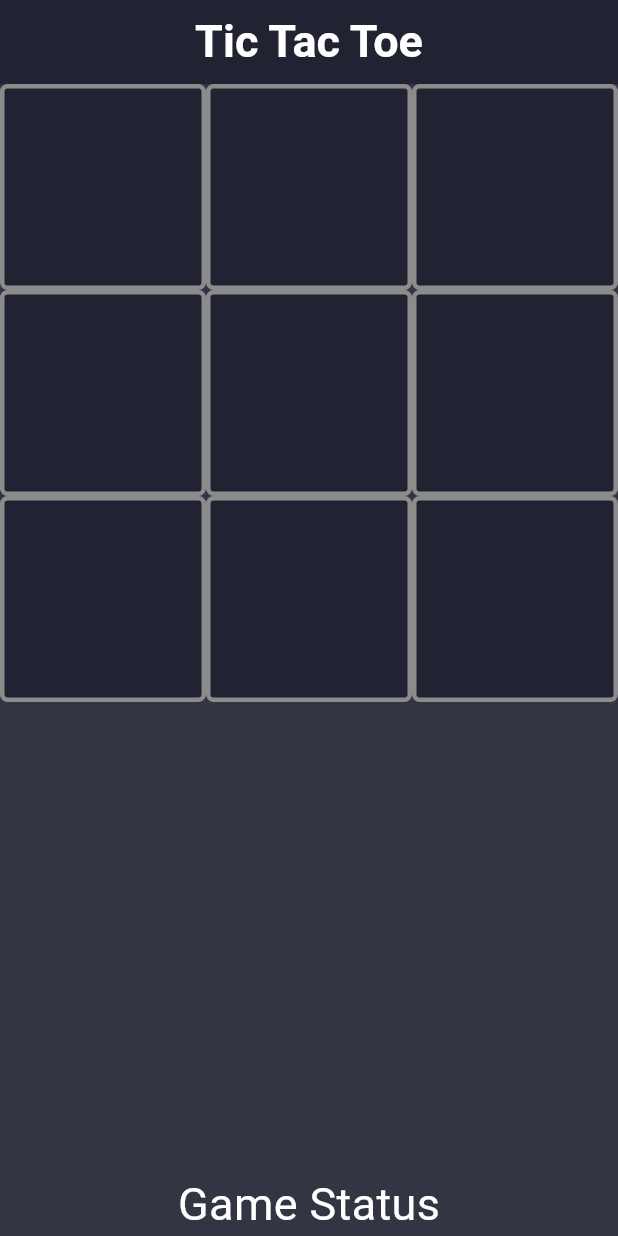
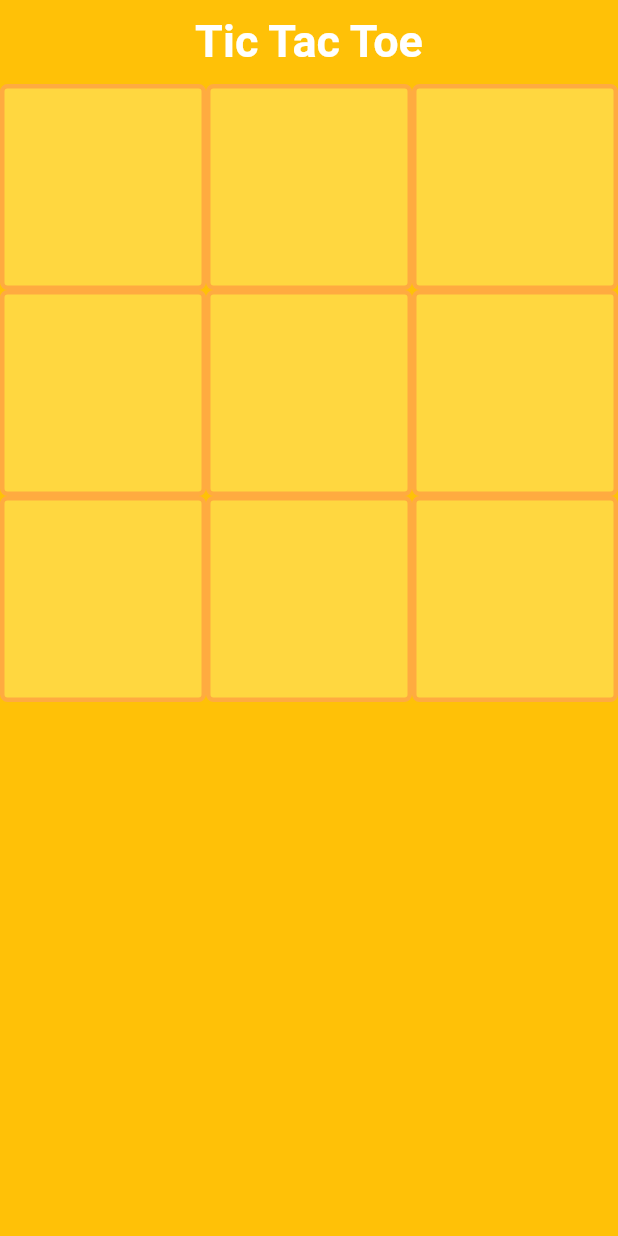
Before and after one commit to Same-Error/tic-tac-toe, a Flutter app: the screen it shows after launch, on a phone screen of 412 x 824 dp. Run offline on Flutter 3.47's test engine with Material 3 defaults, Android fonts, the phone set to English and light mode, and no system bars.

```diff
--- a/lib/tic.dart
+++ b/lib/dashboard.dart
@@ -1,13 +1,13 @@
 import 'package:flutter/material.dart';
 
-class TicTacToe extends StatefulWidget {
-  const TicTacToe({super.key});
+class Dashboard extends StatefulWidget {
+  const Dashboard({super.key});
 
   @override
-  State<TicTacToe> createState() => _TicTacToeState();
+  State<Dashboard> createState() => _DashboardState();
 }
 
-class _TicTacToeState extends State<TicTacToe> {
+class _DashboardState extends State<Dashboard> {
   List xO = List.generate(9, (_) => "");
   bool toggle = true;
   String winner = "";
@@ -15,19 +15,9 @@ class _TicTacToeState extends State<TicTacToe> {
   @override
   Widget build(BuildContext context) {
     return Scaffold(
-      backgroundColor: const Color.fromARGB(
-        1000,
-        31,
-        33,
-        48,
-      ),
+      backgroundColor: Colors.amber,
       appBar: AppBar(
-        backgroundColor: const Color.fromARGB(
-          1000,
-          31,
-          33,
-          48,
-        ),
+        backgroundColor: Colors.amber,
         title: const Center(
           child: Text(
             "Tic Tac Toe",
@@ -58,16 +48,9 @@ class _TicTacToeState extends State<TicTacToe> {
                   },
                   child: Container(
                     decoration: BoxDecoration(
-                      color: const Color.fromARGB(
-                        1000,
-                        31,
-                        33,
-                        48,
-                      ),
+                      color: Colors.amberAccent,
                       borderRadius: BorderRadius.circular(5),
-                      border: Border.all(
-                          color: const Color.fromARGB(255, 141, 140, 140),
-                          width: 3),
+                      border: Border.all(color: Colors.orangeAccent, width: 3),
                     ),
                     height: 120,
                     width: 120,
@@ -76,7 +59,7 @@ class _TicTacToeState extends State<TicTacToe> {
                         xO[i],
                         style: TextStyle(
                           color: xO[i] == "X"
-                              ? Colors.red
+                              ? Colors.deepOrangeAccent
                               : xO[i] == "O"
                                   ? Colors.blue
                                   : Colors.white,
@@ -87,10 +70,6 @@ class _TicTacToeState extends State<TicTacToe> {
                   ),
                 ),
               ),
-            ),
-            Text(
-              winner.isEmpty ? "Game Status" : "Winner: $winner",
-              style: const TextStyle(fontSize: 30, color: Colors.white),
             ),
           ],
         ),
--- a/lib/main.dart
+++ b/lib/main.dart
@@ -1,5 +1,5 @@
 import 'package:flutter/material.dart';
-import 'package:tic_tac_toe/tic.dart';
+import 'package:tic_tac_toe/dashboard.dart';
 
 void main() {
   runApp(const MyApp());
@@ -12,27 +12,12 @@ class MyApp extends StatelessWidget {
   @override
   Widget build(BuildContext context) {
     return MaterialApp(
-      title: 'Flutter Demo',
+      title: 'Tic-Tac-Toe',
       theme: ThemeData(
-        // This is the theme of your application.
-        //
-        // TRY THIS: Try running your application with "flutter run". You'll see
-        // the application has a purple toolbar. Then, without quitting the app,
-        // try changing the seedColor in the colorScheme below to Colors.green
-        // and then invoke "hot reload" (save your changes or press the "hot
-        // reload" button in a Flutter-supported IDE, or press "r" if you used
-        // the command line to start the app).
-        //
-        // Notice that the counter didn't reset back to zero; the application
-        // state is not lost during the reload. To reset the state, use hot
-        // restart instead.
-        //
-        // This works for code too, not just values: Most code changes can be
-        // tested with just a hot reload.
-        colorScheme: ColorScheme.fromSeed(seedColor: Colors.deepPurple),
+        colorScheme: ColorScheme.fromSeed(seedColor: Colors.white),
         useMaterial3: true,
       ),
-      home: const TicTacToe(),
+      home: const Dashboard(),
     );
   }
 }
```
Also changed, not shown: 5 other files.
